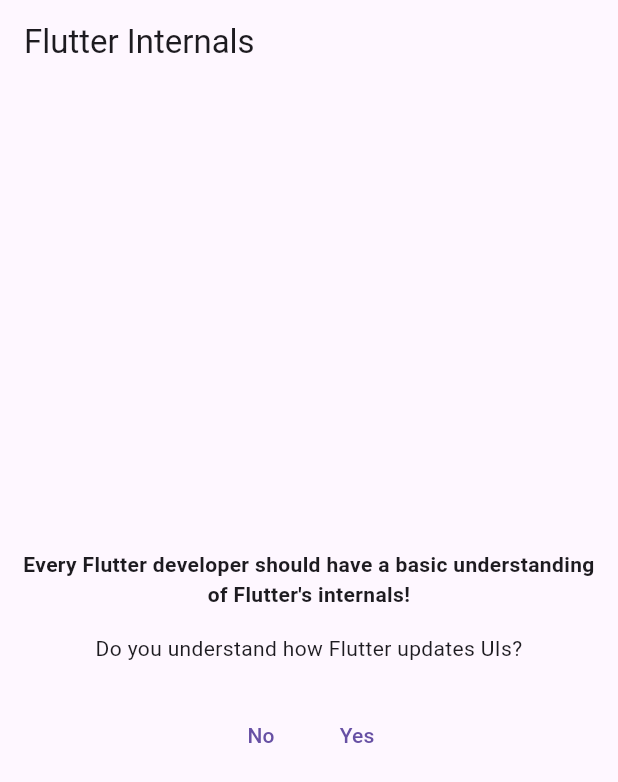
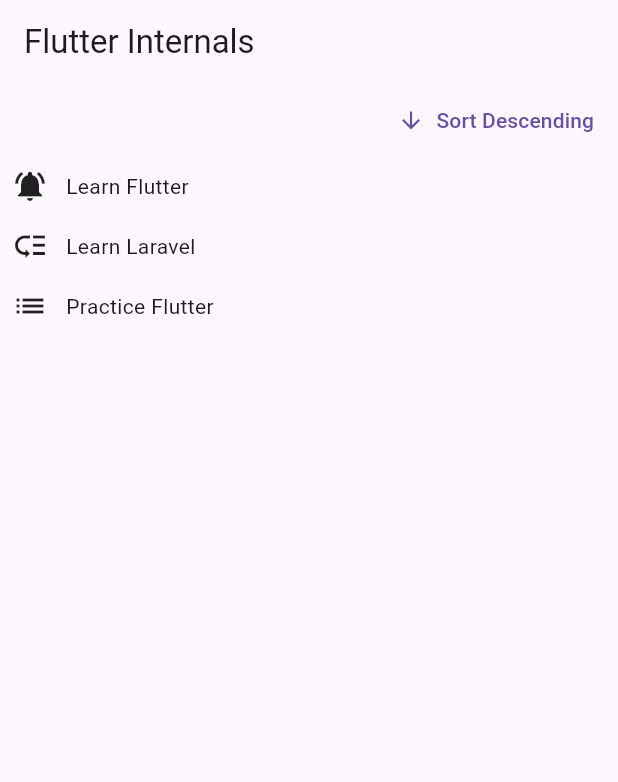
Before and after one commit to eacardenase/flutter-todoey, a Flutter app: the screen it shows after launch, on a phone screen of 412 x 824 dp. Shown: the top 782 px of the screen. Run offline on Flutter 3.47's test engine with Material 3 defaults, Android fonts, the phone set to English and light mode, and no system bars.

```diff
--- a/lib/ui_updates_demo.dart
+++ b/lib/demo_buttons/ui_updates_demo.dart
@@ -1,6 +1,6 @@
 import 'package:flutter/material.dart';
 
-import 'package:todoey/demo_buttons.dart';
+import 'package:todoey/demo_buttons/demo_buttons.dart';
 
 class UIUpdatesDemo extends StatelessWidget {
   const UIUpdatesDemo({super.key});
--- /dev/null
+++ b/lib/keys/keys.dart
@@ -0,0 +1,74 @@
+import 'package:flutter/material.dart';
+
+import 'package:todoey/keys/todo_item.dart';
+
+class Todo {
+  const Todo({
+    required this.text,
+    required this.priority,
+  });
+
+  final String text;
+  final Priority priority;
+}
+
+class Keys extends StatefulWidget {
+  const Keys({super.key});
+
+  @override
+  State<Keys> createState() => _KeysState();
+}
+
+class _KeysState extends State<Keys> {
+  var _order = 'asc';
+  final _todos = const [
+    Todo(text: 'Learn Flutter', priority: Priority.urgent),
+    Todo(text: 'Practice Flutter', priority: Priority.normal),
+    Todo(text: 'Learn Laravel', priority: Priority.low),
+  ];
+
+  List<Todo> get _orderedTodos {
+    final sortedTodos = List.of(_todos);
+
+    sortedTodos.sort((a, b) {
+      final bComesAfterA = a.text.compareTo(b.text);
+
+      return _order == 'asc' ? bComesAfterA : -bComesAfterA;
+    });
+
+    return sortedTodos;
+  }
+
+  void _changeTodosOrder() {
+    setState(() {
+      _order = _order == 'asc' ? 'desc' : 'asc';
+    });
+  }
+
+  @override
+  Widget build(BuildContext context) {
+    return Column(
+      children: [
+        Align(
+          alignment: Alignment.centerRight,
+          child: TextButton.icon(
+            onPressed: _changeTodosOrder,
+            icon: Icon(
+                _order == 'asc' ? Icons.arrow_downward : Icons.arrow_upward),
+            label: Text('Sort ${_order == 'asc' ? 'Descending' : 'Ascending'}'),
+          ),
+        ),
+        Expanded(
+          child: Column(
+            children: [
+              for (final todo in _orderedTodos)
+                TodoItem(
+                  todo: todo,
+                )
+            ],
+          ),
+        )
+      ],
+    );
+  }
+}
--- /dev/null
+++ b/lib/keys/todo_item.dart
@@ -0,0 +1,38 @@
+import 'package:flutter/material.dart';
+
+import 'package:todoey/keys/keys.dart';
+
+enum Priority { urgent, normal, low }
+
+class TodoItem extends StatelessWidget {
+  const TodoItem({
+    super.key,
+    required this.todo,
+  });
+
+  final Todo todo;
+
+  @override
+  Widget build(BuildContext context) {
+    var icon = Icons.low_priority;
+
+    if (todo.priority == Priority.urgent) {
+      icon = Icons.notifications_active;
+    }
+
+    if (todo.priority == Priority.normal) {
+      icon = Icons.list;
+    }
+
+    return Padding(
+      padding: const EdgeInsets.all(8),
+      child: Row(
+        children: [
+          Icon(icon),
+          const SizedBox(width: 12),
+          Text(todo.text),
+        ],
+      ),
+    );
+  }
+}
--- a/lib/main.dart
+++ b/lib/main.dart
@@ -1,6 +1,7 @@
 import 'package:flutter/material.dart';
 
-import 'package:todoey/ui_updates_demo.dart';
+// import 'package:todoey/demo_buttons/ui_updates_demo.dart';
+import 'package:todoey/keys/keys.dart';
 
 void main() {
   runApp(
@@ -26,7 +27,7 @@ class App extends StatelessWidget {
         appBar: AppBar(
           title: const Text('Flutter Internals'),
         ),
-        body: const UIUpdatesDemo(),
+        body: const Keys(),
       ),
     );
   }
```
Also changed, not shown: lib/keys/checkable_todo_item.dart (added, +56 -0 lines), lib/demo_buttons/demo_buttons.dart (renamed from lib/demo_buttons.dart).
